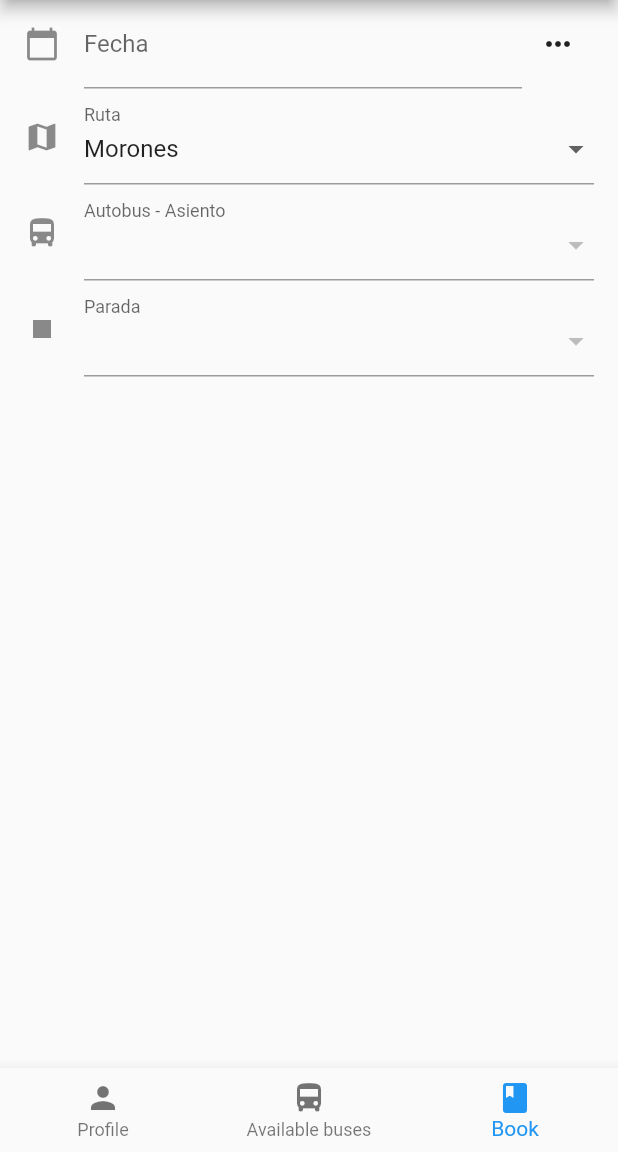
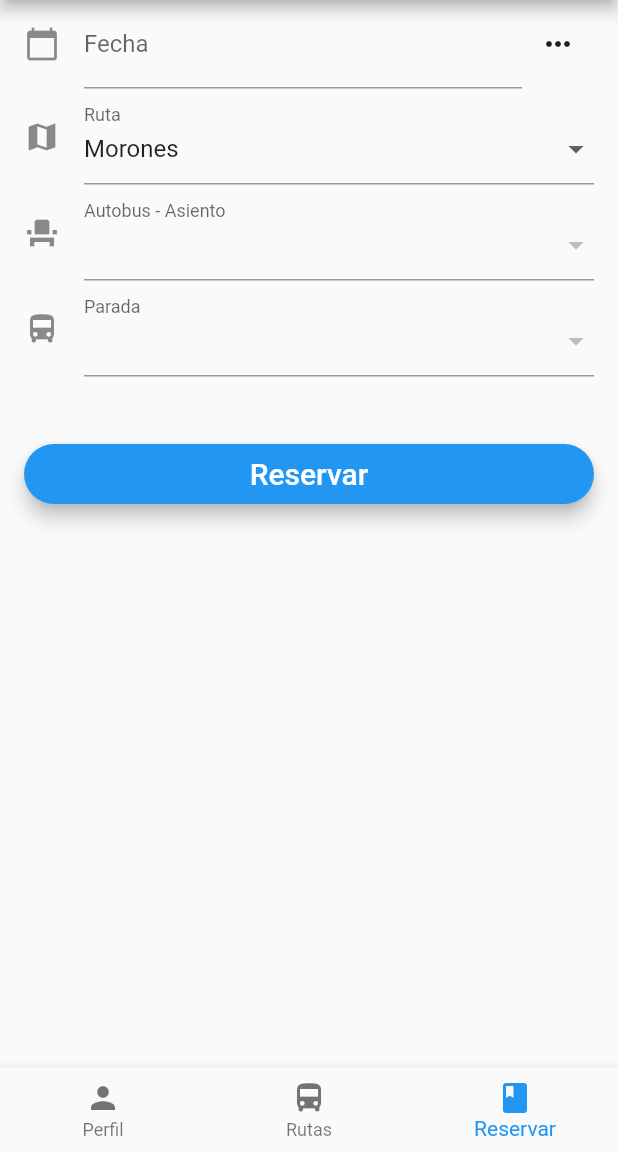
Before and after one commit to ricglz0201/Amss_project, a Flutter app: the HomePage screen opened directly with empty values, item 3 of the bottom bar chosen, on a phone screen of 412 x 824 dp, the part 84-1236 px from its top. Run offline on Flutter 3.47's test engine with Material 2 defaults, Android fonts, the phone set to English and light mode, and no system bars; our stand-ins replace firebase_auth; accounts and stored records are empty.

Commit message:
Fix UI errors and enhace it

```diff
--- a/lib/pages/home_page.dart
+++ b/lib/pages/home_page.dart
@@ -65,15 +65,15 @@ class _HomePageState extends State<HomePage> {
         items: [
           BottomNavigationBarItem(
             icon: new Icon(Icons.person),
-            title: new Text('Profile'),
+            title: new Text('Perfil'),
           ),
           BottomNavigationBarItem(
             icon: new Icon(Icons.directions_bus),
-            title: new Text('Available buses'),
+            title: new Text('Rutas'),
           ),
           BottomNavigationBarItem(
             icon: new Icon(Icons.book),
-            title: new Text('Book'),
+            title: new Text('Reservar'),
           )
         ],
       ),
--- a/lib/pages/reservation_page.dart
+++ b/lib/pages/reservation_page.dart
@@ -2,7 +2,8 @@ import 'package:flutter/material.dart';
 import 'dart:async';
 import 'package:intl/intl.dart';
 import 'package:amss_project/models/user.dart';
-import 'package:amss_project/extra/dropdown_widget.dart';
+import 'package:amss_project/widgets/dropdown_widget.dart';
+import 'package:amss_project/widgets/submit_button.dart';
 
 class ReservationPage extends StatefulWidget {
   final User user;
@@ -33,6 +34,7 @@ class _ReservationPageState extends State<ReservationPage> {
       key: _formkey,
       autovalidate: true,
       child: new ListView(
+        shrinkWrap: true,
         padding: const EdgeInsets.symmetric(horizontal: 16.0),
         children: <Widget>[
           _showDatePicker(),
@@ -47,23 +49,26 @@ class _ReservationPageState extends State<ReservationPage> {
             id: _seatId,
             list: busesAndSeats,
             label: 'Autobus - Asiento',
-            icon: Icon(Icons.directions_bus),
+            icon: Icon(Icons.event_seat),
             updateState: updateSeat
           ),
           new DropdownWidget(
             id: _stopId,
             list: stops,
             label: 'Parada',
-            icon: Icon(Icons.stop),
+            icon: Icon(Icons.directions_bus),
             updateState: updateStop
           ),
+          new SubmitButton(
+            label: 'Reservar',
+            function: _validateAndSubmit,
+          )
         ],
       ),
     );
   }
 
   void updateRoute(int newId, FormFieldState<int> state) {
-    print(newId);
     setState(() {
       _routeId = newId;
       state.didChange(newId);
@@ -71,7 +76,6 @@ class _ReservationPageState extends State<ReservationPage> {
   }
 
   void updateSeat(int newId, FormFieldState<int> state) {
-    print(newId);
     setState(() {
       _seatId = newId;
       state.didChange(newId);
@@ -79,12 +83,13 @@ class _ReservationPageState extends State<ReservationPage> {
   }
 
   void updateStop(int newId, FormFieldState<int> state) {
-    print(newId);
     setState(() {
       _stopId = newId;
       state.didChange(newId);
     });
   }
+
+  void _validateAndSubmit() async {}
 
    Future _chooseDate(BuildContext context, String initialDateString) async {
     DateTime now = new DateTime.now();
--- a/lib/pages/routes_page.dart
+++ b/lib/pages/routes_page.dart
@@ -23,7 +23,7 @@ class RoutesPage extends StatelessWidget {
     elevation: 8.0,
     margin: new EdgeInsets.symmetric(horizontal: 10.0, vertical: 6.0),
     child: Container(
-      decoration: BoxDecoration(color: Color(0xFF1176E3)),
+      decoration: BoxDecoration(color: Color(0xFF1976D2)),
       child: makeListTile(route),
     ),
   );
--- /dev/null
+++ b/lib/widgets/submit_button.dart
@@ -0,0 +1,28 @@
+import 'package:flutter/material.dart';
+
+class SubmitButton extends StatelessWidget {
+  final String label;
+  final VoidCallback function;
+
+  SubmitButton({this.label, this.function});
+
+  @override
+  Widget build(BuildContext context) {
+    return new Padding(
+      padding: EdgeInsets.fromLTRB(0.0, 45.0, 0.0, 0.0),
+      child: SizedBox(
+        height: 40.0,
+        child: new RaisedButton(
+          elevation: 5.0,
+          shape: new RoundedRectangleBorder(borderRadius: new BorderRadius.circular(30.0)),
+          color: Colors.blue,
+          child:new Text(
+            label,
+            style: new TextStyle(fontSize: 20.0, color: Colors.white)
+          ),
+          onPressed: function,
+        ),
+      )
+    );
+  }
+}
```
Also changed, not shown: lib/pages/login_page.dart (+7 -20 lines), lib/widgets/dropdown_widget.dart (renamed from lib/extra/dropdown_widget.dart).
